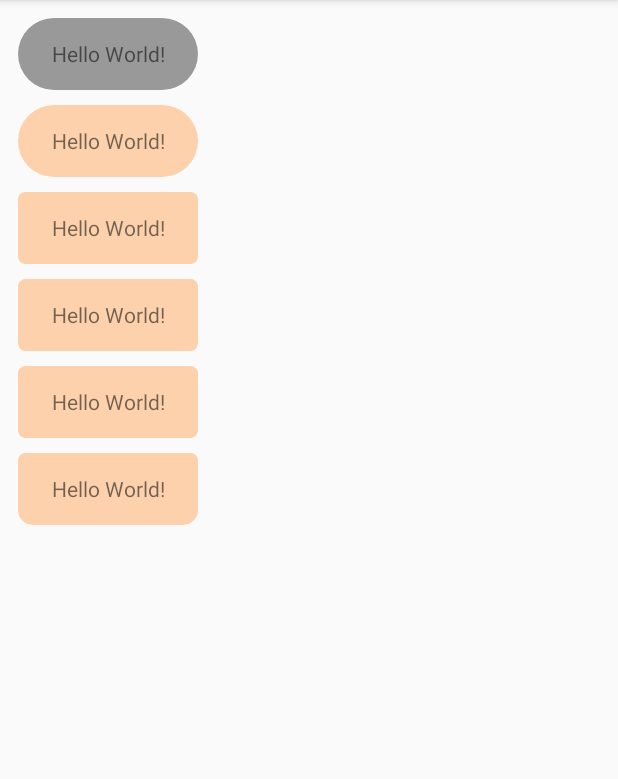
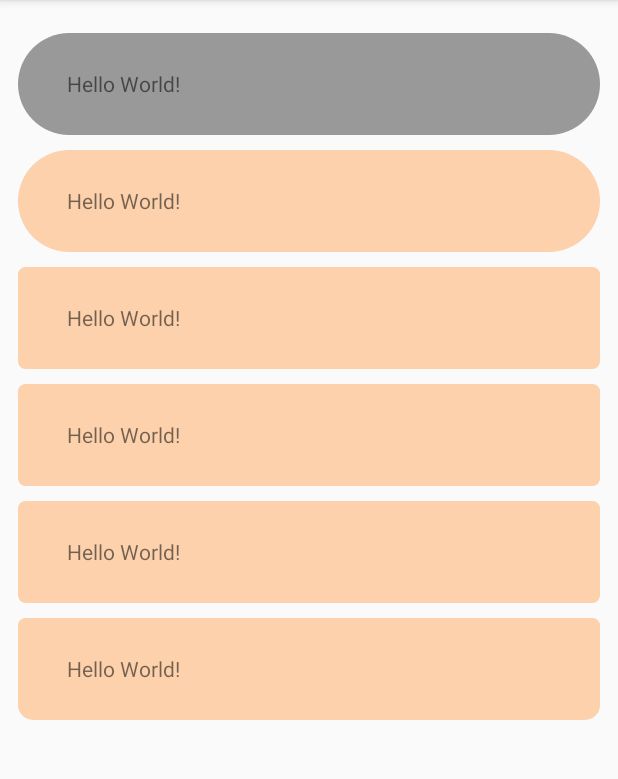
Before and after one commit to liangdy/MagicView, an Android app: the screen it shows after launch (SecondActivity before the commit, FourActivity after it), on a phone screen of 412 x 824 dp, the part 84-863 px from its top. Run offline under Robolectric (Android 15) with nearby library versions, the phone set to English and light mode, and no system bars.

Commit message:
add magical layout

```diff
--- a/app/src/main/AndroidManifest.xml
+++ b/app/src/main/AndroidManifest.xml
@@ -8,7 +8,7 @@
         android:label="@string/app_name"
         android:supportsRtl="true"
         android:theme="@style/AppTheme">
-        <activity android:name=".SecondActivity">
+        <activity android:name=".FourActivity">
             <intent-filter>
                 <action android:name="android.intent.action.MAIN" />
 
--- /dev/null
+++ b/app/src/main/java/com/mydemo/FourActivity.java
@@ -0,0 +1,66 @@
+package com.mydemo;
+
+import android.os.Bundle;
+import android.support.v7.app.AppCompatActivity;
+import android.view.View;
+
+import com.magical.view.MagicalBtnLayout;
+import com.magical.view.MagicalBtnView;
+
+public class FourActivity extends AppCompatActivity {
+
+    private MagicalBtnLayout layout1;
+    private MagicalBtnLayout layout2;
+    private MagicalBtnLayout layout3;
+    private MagicalBtnLayout layout4;
+    private MagicalBtnLayout layout5;
+    private MagicalBtnLayout layout6;
+
+    @Override
+    protected void onCreate(Bundle savedInstanceState) {
+        super.onCreate(savedInstanceState);
+        setContentView(R.layout.activity_four);
+        layout1 = (MagicalBtnLayout) findViewById(R.id.layout1);
+        layout2 = (MagicalBtnLayout) findViewById(R.id.layout2);
+        layout3 = (MagicalBtnLayout) findViewById(R.id.layout3);
+        layout4 = (MagicalBtnLayout) findViewById(R.id.layout4);
+        layout5 = (MagicalBtnLayout) findViewById(R.id.layout5);
+        layout6 = (MagicalBtnLayout) findViewById(R.id.layout6);
+        layout1.setOnClickListener(new View.OnClickListener() {
+            @Override
+            public void onClick(View v) {
+
+            }
+        });
+        layout2.setOnClickListener(new View.OnClickListener() {
+            @Override
+            public void onClick(View v) {
+
+            }
+        });
+        layout3.setOnClickListener(new View.OnClickListener() {
+            @Override
+            public void onClick(View v) {
+
+            }
+        });
+        layout4.setOnClickListener(new View.OnClickListener() {
+            @Override
+            public void onClick(View v) {
+
+            }
+        });
+        layout5.setOnClickListener(new View.OnClickListener() {
+            @Override
+            public void onClick(View v) {
+
+            }
+        });
+        layout6.setOnClickListener(new View.OnClickListener() {
+            @Override
+            public void onClick(View v) {
+
+            }
+        });
+    }
+}
--- /dev/null
+++ b/app/src/main/res/layout/activity_four.xml
@@ -0,0 +1,114 @@
+<?xml version="1.0" encoding="utf-8"?>
+<LinearLayout xmlns:android="http://schemas.android.com/apk/res/android"
+    xmlns:app="http://schemas.android.com/apk/res-auto"
+    android:layout_width="match_parent"
+    android:layout_height="match_parent"
+    android:orientation="vertical"
+    android:padding="12dp">
+
+    <com.magical.view.MagicalBtnLayout
+        android:id="@+id/layout1"
+        android:layout_width="match_parent"
+        android:layout_height="wrap_content"
+        android:layout_marginTop="10dp"
+        android:padding="10dp">
+
+        <TextView
+            android:layout_width="120dp"
+            android:layout_height="48dp"
+            android:gravity="center"
+            android:text="Hello World!" />
+    </com.magical.view.MagicalBtnLayout>
+
+    <com.magical.view.MagicalBtnLayout
+        android:id="@+id/layout2"
+        android:layout_width="match_parent"
+        android:layout_height="wrap_content"
+        android:layout_marginTop="10dp"
+        android:padding="10dp"
+        app:defaultColor="#50ff7700"
+        app:pressedColor="#ff7700">
+
+        <TextView
+            android:layout_width="120dp"
+            android:layout_height="48dp"
+            android:gravity="center"
+            android:text="Hello World!" />
+    </com.magical.view.MagicalBtnLayout>
+
+    <com.magical.view.MagicalBtnLayout
+        android:id="@+id/layout3"
+        android:layout_width="match_parent"
+        android:layout_height="wrap_content"
+        android:layout_marginTop="10dp"
+        android:padding="10dp"
+        app:defaultColor="#50ff7700"
+        app:pressedColor="#ff7700"
+        app:rounded="5dp">
+
+        <TextView
+            android:layout_width="120dp"
+            android:layout_height="48dp"
+            android:gravity="center"
+            android:text="Hello World!" />
+    </com.magical.view.MagicalBtnLayout>
+
+    <com.magical.view.MagicalBtnLayout
+        android:id="@+id/layout4"
+        android:layout_width="match_parent"
+        android:layout_height="wrap_content"
+        android:layout_marginTop="10dp"
+        android:padding="10dp"
+        app:defaultColor="#50ff7700"
+        app:leftBottomRounded="10dp"
+        app:pressedColor="#ff7700"
+        app:rightBottomRounded="10dp"
+        app:rounded="5dp">
+
+        <TextView
+            android:layout_width="120dp"
+            android:layout_height="48dp"
+            android:gravity="center"
+            android:text="Hello World!" />
+    </com.magical.view.MagicalBtnLayout>
+
+    <com.magical.view.MagicalBtnLayout
+        android:id="@+id/layout5"
+        android:layout_width="match_parent"
+        android:layout_height="wrap_content"
+        android:layout_marginTop="10dp"
+        android:padding="10dp"
+        app:defaultColor="#50ff7700"
+        app:leftBottomRounded="5dp"
+        app:leftTopRounded="5dp"
+        app:pressedColor="#ff7700"
+        app:rightBottomRounded="5dp"
+        app:rightTopRounded="5dp">
+
+        <TextView
+            android:layout_width="120dp"
+            android:layout_height="48dp"
+            android:gravity="center"
+            android:text="Hello World!" />
+    </com.magical.view.MagicalBtnLayout>
+
+    <com.magical.view.MagicalBtnLayout
+        android:id="@+id/layout6"
+        android:layout_width="match_parent"
+        android:layout_height="wrap_content"
+        android:layout_marginTop="10dp"
+        android:padding="10dp"
+        app:defaultColor="#50ff7700"
+        app:leftBottomRounded="10dp"
+        app:leftTopRounded="5dp"
+        app:pressedColor="#ff7700"
+        app:rightBottomRounded="10dp"
+        app:rightTopRounded="5dp">
+
+        <TextView
+            android:layout_width="120dp"
+            android:layout_height="48dp"
+            android:gravity="center"
+            android:text="Hello World!" />
+    </com.magical.view.MagicalBtnLayout>
+</LinearLayout>
--- /dev/null
+++ b/magicalLibrary/src/main/java/com/magical/view/MagicalBtnLayout.java
@@ -0,0 +1,147 @@
+package com.magical.view;
+
+import android.content.Context;
+import android.content.res.TypedArray;
+import android.graphics.Canvas;
+import android.graphics.Color;
+import android.graphics.Paint;
+import android.graphics.Path;
+import android.graphics.RectF;
+import android.util.AttributeSet;
+import android.view.MotionEvent;
+import android.widget.LinearLayout;
+import android.widget.TextView;
+
+public class MagicalBtnLayout extends LinearLayout {
+
+    private static final int DEFAULT_NORMAL_COLOR = R.color.default_normal_color;
+    private static final int DEFAULT_PRESSED_COLOR = R.color.default_pressed_color;
+
+    private float rounded = 0;
+    private boolean isPress;
+    private OnClickListener listener;
+    private int defaultColor, pressedColor;
+    private Paint mPaint;
+    private float leftTopRounded = 0;
+    private float leftBottomRounded = 0;
+    private float rightTopRounded = 0;
+    private float rightBottomRounded = 0;
+
+
+    public MagicalBtnLayout(Context context) {
+        super(context);
+        init(null, 0);
+    }
+
+
+    public MagicalBtnLayout(Context context, AttributeSet attrs) {
+        super(context, attrs);
+        init(attrs, 0);
+    }
+
+
+    public MagicalBtnLayout(Context context, AttributeSet attrs, int defStyle) {
+        super(context, attrs, defStyle);
+        init(attrs, defStyle);
+    }
+
+
+    private void init(AttributeSet attrs, int defStyle) {
+        TypedArray a = getContext()
+                .obtainStyledAttributes(attrs, R.styleable.MagicalBtnView, defStyle, 0);
+        rounded = a.getDimension(R.styleable.MagicalBtnView_rounded, rounded);
+        leftTopRounded = a.getDimension(R.styleable.MagicalBtnView_leftTopRounded, leftTopRounded);
+        leftBottomRounded = a.getDimension(R.styleable.MagicalBtnView_leftBottomRounded, leftBottomRounded);
+        rightTopRounded = a.getDimension(R.styleable.MagicalBtnView_rightTopRounded, rightTopRounded);
+        rightBottomRounded = a.getDimension(R.styleable.MagicalBtnView_rightBottomRounded, rightBottomRounded);
+        defaultColor = a
+                .getColor(R.styleable.MagicalBtnView_defaultColor, getResources()
+                        .getColor(DEFAULT_NORMAL_COLOR));
+        pressedColor = a
+                .getColor(R.styleable.MagicalBtnView_pressedColor, getResources()
+                        .getColor(DEFAULT_PRESSED_COLOR));
+        a.recycle();
+        this.setBackgroundColor(Color.TRANSPARENT);
+    }
+
+
+    public void setBgColor(int dColor, int pColor) {
+        this.defaultColor = dColor;
+        this.pressedColor = pColor;
+        this.invalidate();
+    }
+
+
+    public void setRounded(float f) {
+        this.rounded = f;
+    }
+
+
+    @Override
+    public void setOnClickListener(OnClickListener listener) {
+        this.listener = listener;
+    }
+
+
+    @Override
+    public boolean onTouchEvent(MotionEvent event) {
+        if (null != listener) {
+            switch (event.getAction()) {
+                case MotionEvent.ACTION_DOWN:
+                    isPress = true;
+                    this.invalidate();
+                    break;
+                case MotionEvent.ACTION_UP:
+                case MotionEvent.ACTION_CANCEL:
+                case MotionEvent.ACTION_OUTSIDE:
+                    isPress = false;
+                    this.invalidate();
+                    if (event.getAction() == MotionEvent.ACTION_UP) {
+                        if (listener != null) {
+                            listener.onClick(this);
+                        }
+                    }
+                    break;
+                default:
+                    break;
+            }
+            return true;
+        } else {
+            return super.onTouchEvent(event);
+        }
+    }
+
+    private void initPaint() {
+        mPaint = new Paint();
+        mPaint.setStyle(Paint.Style.FILL);
+        mPaint.setAntiAlias(true);
+    }
+
+    @Override
+    protected void onDraw(Canvas canvas) {
+        initPaint();
+        if (isPress) {
+            mPaint.setColor(pressedColor);
+        } else {
+            mPaint.setColor(defaultColor);
+        }
+        RectF mRectF = new RectF(0, 0, getWidth(), getHeight());
+        setrounded(canvas, mRectF, getHeight());
+        super.onDraw(canvas);
+    }
+
+    private void setrounded(Canvas canvas, RectF rect, int h) {
+        if (rounded > 0) {
+            canvas.drawRoundRect(rect, rounded, rounded, mPaint);
+        } else {
+            if (leftTopRounded <= 0 && leftBottomRounded <= 0 && rightTopRounded <= 0 && rightBottomRounded <= 0) {
+                canvas.drawRoundRect(rect, h / 2, h / 2, mPaint);
+            } else {
+                Path path = new Path();
+                float[] roundeds = new float[]{leftTopRounded, leftTopRounded, rightTopRounded, rightTopRounded, rightBottomRounded, rightBottomRounded, leftBottomRounded, leftBottomRounded};
+                path.addRoundRect(rect, roundeds, Path.Direction.CW);
+                canvas.drawPath(path, mPaint);
+            }
+        }
+    }
+}
--- a/magicalLibrary/src/main/res/values/colors.xml
+++ b/magicalLibrary/src/main/res/values/colors.xml
@@ -4,4 +4,7 @@
     <color name="default_normal_color">#999999</color>
     <color name="default_pressed_color">#a2a2a2</color>
 
+    <color name="default_layout_frame_color">#a2a2a2</color>
+    <color name="default_layout_bg_color">#ffffff</color>
+
 </resources>
```
Also changed, not shown: app/src/main/java/com/mydemo/ThirdActivity.java (added, +13 -0 lines), app/src/main/res/layout/activity_third.xml (added, +156 -0 lines), magicalLibrary/src/main/java/com/magical/view/MagicalLinearlayout.java (added, +178 -0 lines).
